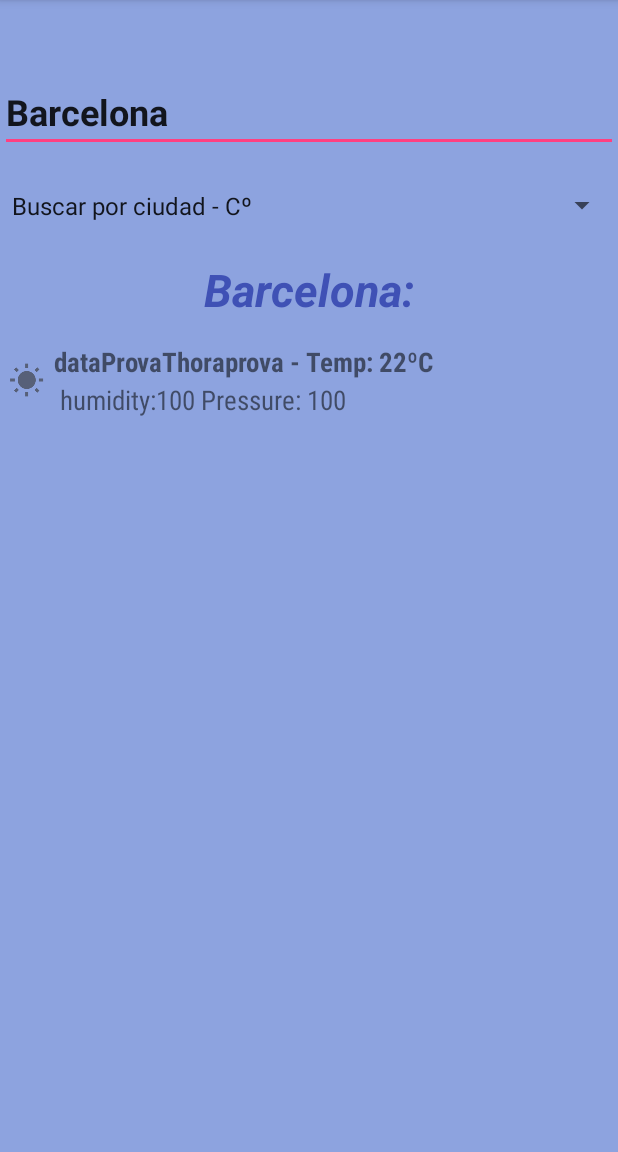
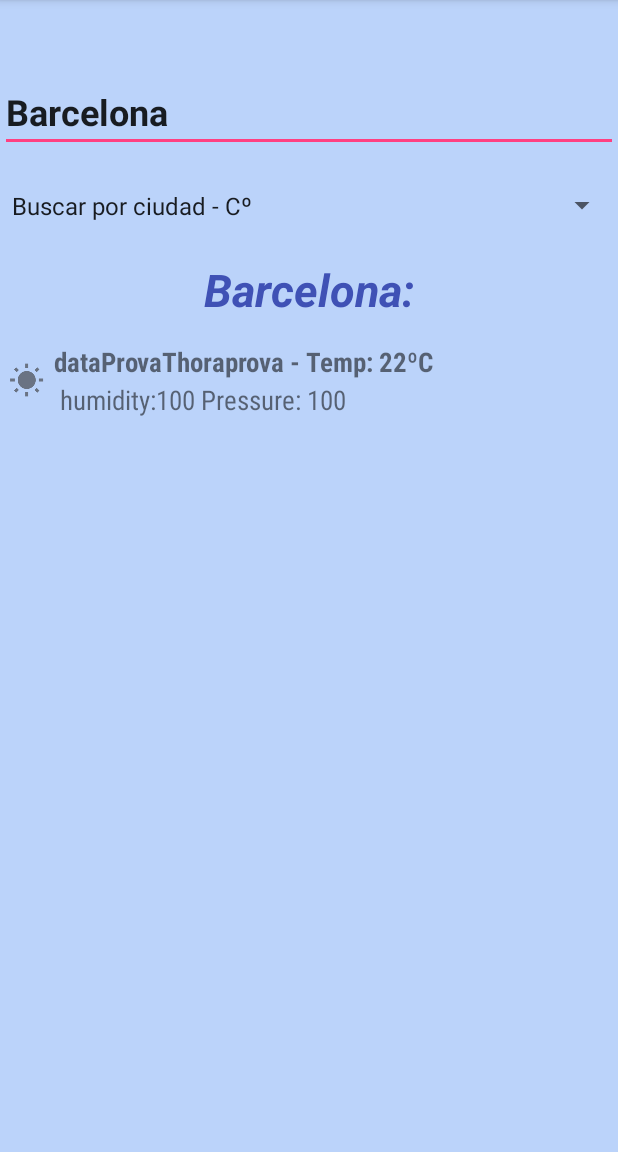
Before and after one commit to damarillom/PT16-Android, an Android app: the screen it shows after launch (MainActivity), on a phone screen of 412 x 824 dp, the part 84-1236 px from its top. Run offline under Robolectric (Android 15) with nearby library versions, the phone set to English and light mode, and no system bars.

Commit message:
Color del fondo mas claro

```diff
--- a/app/src/main/res/layout/activity_main.xml
+++ b/app/src/main/res/layout/activity_main.xml
@@ -6,7 +6,7 @@
     android:layout_height="match_parent"
     tools:context=".MainActivity"
     android:orientation="vertical"
-    android:background="#8DA3DF">
+    android:background="#BBD3FA">
 
 
     <include
```
